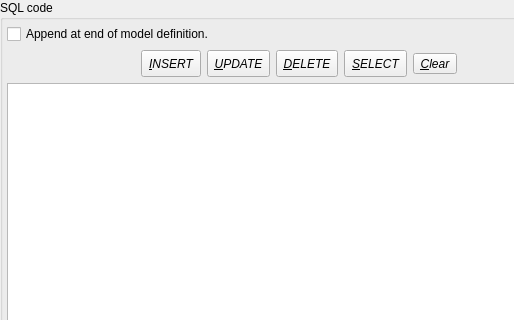
Before: the Qt Designer form libpgmodeler_ui/ui/sqlappendwidget.ui in pgmodeler/pgmodeler, drawn with Qt 5; both pictures show x 0 to 514 and y 0 to 320 of the 597 by 480 pixel window.
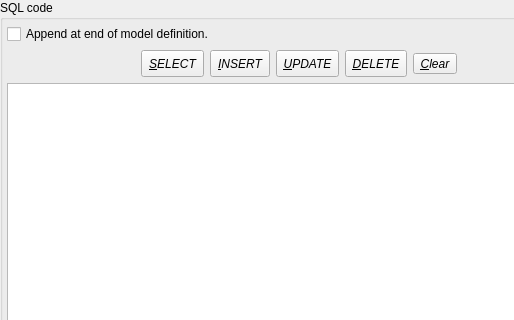
After: the same form once the commit is applied. Icons and pictures are not drawn.

Commit message: SQL append form implementation done. Pending code documentation.

```diff
--- a/libpgmodeler_ui/ui/sqlappendwidget.ui
+++ b/libpgmodeler_ui/ui/sqlappendwidget.ui
@@ -56,7 +56,7 @@
       <property name="bottomMargin">
        <number>4</number>
       </property>
-      <item row="1" column="7">
+      <item row="1" column="8">
        <spacer name="horizontalSpacer_2">
         <property name="orientation">
          <enum>Qt::Horizontal</enum>
@@ -82,7 +82,7 @@
         </property>
        </spacer>
       </item>
-      <item row="3" column="0" colspan="8">
+      <item row="3" column="0" colspan="9">
        <widget class="QTextEdit" name="sqlcode_txt">
         <property name="font">
          <font>
@@ -91,7 +91,7 @@
         </property>
        </widget>
       </item>
-      <item row="0" column="0" colspan="8">
+      <item row="0" column="0" colspan="9">
        <widget class="QCheckBox" name="end_of_model_chk">
         <property name="toolTip">
          <string>Append the SQL code at the very end of model definition.
@@ -102,7 +102,7 @@
         </property>
        </widget>
       </item>
-      <item row="1" column="1">
+      <item row="1" column="2">
        <widget class="QToolButton" name="insert_tb">
         <property name="minimumSize">
          <size>
@@ -139,7 +139,7 @@
         </property>
        </widget>
       </item>
-      <item row="1" column="2">
+      <item row="1" column="3">
        <widget class="QToolButton" name="update_tb">
         <property name="minimumSize">
          <size>
@@ -176,7 +176,7 @@
         </property>
        </widget>
       </item>
-      <item row="1" column="3">
+      <item row="1" column="4">
        <widget class="QToolButton" name="delete_tb">
         <property name="minimumSize">
          <size>
@@ -213,7 +213,44 @@
         </property>
        </widget>
       </item>
-      <item row="1" column="5" colspan="2">
+      <item row="1" column="1">
+       <widget class="QToolButton" name="select_tb">
+        <property name="minimumSize">
+         <size>
+          <width>0</width>
+          <height>27</height>
+         </size>
+        </property>
+        <property name="font">
+         <font>
+          <italic>true</italic>
+         </font>
+        </property>
+        <property name="toolTip">
+         <string>Puts an SELECT command template at current cursor position.</string>
+        </property>
+        <property name="text">
+         <string>&amp;SELECT</string>
+        </property>
+        <property name="icon">
+         <iconset resource="../res/resources.qrc">
+          <normaloff>:/icones/icones/objselect.png</normaloff>:/icones/icones/objselect.png</iconset>
+        </property>
+        <property name="iconSize">
+         <size>
+          <width>20</width>
+          <height>20</height>
+         </size>
+        </property>
+        <property name="popupMode">
+         <enum>QToolButton::InstantPopup</enum>
+        </property>
+        <property name="toolButtonStyle">
+         <enum>Qt::ToolButtonTextBesideIcon</enum>
+        </property>
+       </widget>
+      </item>
+      <item row="1" column="5" colspan="3">
        <widget class="QToolButton" name="clear_tb">
         <property name="font">
          <font>
@@ -241,39 +278,6 @@
         </property>
        </widget>
       </item>
-      <item row="1" column="4">
-       <widget class="QToolButton" name="select_tb_2">
-        <property name="minimumSize">
-         <size>
-          <width>0</width>
-          <height>27</height>
-         </size>
-        </property>
-        <property name="font">
-         <font>
-          <italic>true</italic>
-         </font>
-        </property>
-        <property name="toolTip">
-         <string>Puts an SELECT command template at current cursor position.</string>
-        </property>
-        <property name="text">
-         <string>&amp;SELECT</string>
-        </property>
-        <property name="iconSize">
-         <size>
-          <width>20</width>
-          <height>20</height>
-         </size>
-        </property>
-        <property name="popupMode">
-         <enum>QToolButton::InstantPopup</enum>
-        </property>
-        <property name="toolButtonStyle">
-         <enum>Qt::ToolButtonTextBesideIcon</enum>
-        </property>
-       </widget>
-      </item>
      </layout>
     </widget>
    </item>
```
The commit also changes 5 other files.
